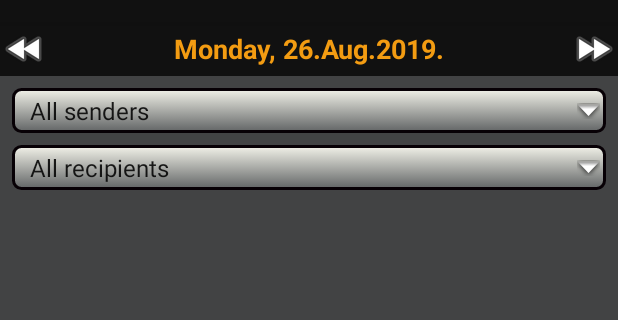
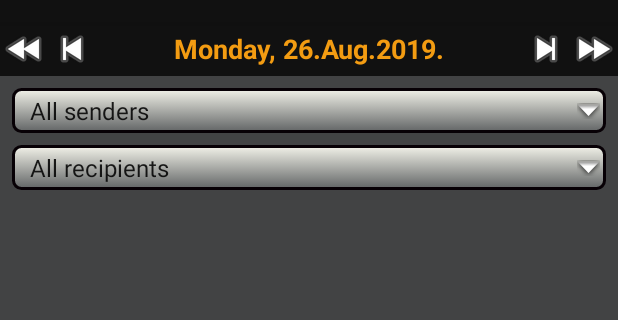
Before and after one commit to ohanacode-dev/Scheduler, an Android app: the screen it shows after launch (MainActivity), on a phone screen of 412 x 824 dp, the part 62-382 px from its top. Run offline under Robolectric (Android 15) with nearby library versions, the phone set to English and light mode, and no system bars.

Commit message:
Add prev/next day button

```diff
--- a/Android/app/src/main/java/com/ohanacodedev/ocscheduler/MainActivity.java
+++ b/Android/app/src/main/java/com/ohanacodedev/ocscheduler/MainActivity.java
@@ -98,6 +98,8 @@ public class MainActivity extends AppCompatActivity implements AdapterView.OnIte
     private final int displayInterval = 30;
     private ImageButton weekPrev;
     private ImageButton weekNext;
+    private ImageButton dayPrev;
+    private ImageButton dayNext;
     private ListView termini;
 
     private Spinner senderList;
@@ -208,6 +210,24 @@ public class MainActivity extends AppCompatActivity implements AdapterView.OnIte
             @Override
             public void onClick(View v) {
                 setNextWeek();
+            }
+        });
+
+        /* Set button for previous day */
+        dayPrev = findViewById(R.id.imgBtn_d_prev);
+        dayPrev.setOnClickListener(new View.OnClickListener() {
+            @Override
+            public void onClick(View v) {
+                setPreviousDay();
+            }
+        });
+
+        /* Set button for next day */
+        dayNext = findViewById(R.id.imgBtn_d_next);
+        dayNext.setOnClickListener(new View.OnClickListener() {
+            @Override
+            public void onClick(View v) {
+                setNextDay();
             }
         });
 
--- a/Android/app/src/main/res/layout/activity_main.xml
+++ b/Android/app/src/main/res/layout/activity_main.xml
@@ -17,6 +17,15 @@
         app:layout_constraintTop_toTopOf="parent"
         app:srcCompat="@android:drawable/ic_media_rew" />
 
+    <ImageButton
+        android:id="@+id/imgBtn_d_prev"
+        android:layout_width="wrap_content"
+        android:layout_height="36sp"
+        android:background="#111111"
+        app:layout_constraintLeft_toRightOf="@id/imgBtn_w_prev"
+        app:layout_constraintTop_toTopOf="parent"
+        app:srcCompat="@android:drawable/ic_media_previous" />
+
     <TextView
         android:id="@+id/text_date"
         android:layout_width="0dp"
@@ -27,8 +36,8 @@
         android:textColor="@android:color/holo_orange_dark"
         android:textSize="18sp"
         android:textStyle="bold"
-        app:layout_constraintLeft_toRightOf="@+id/imgBtn_w_prev"
-        app:layout_constraintRight_toLeftOf="@+id/imgBtn_w_next"
+        app:layout_constraintLeft_toRightOf="@id/imgBtn_d_prev"
+        app:layout_constraintRight_toLeftOf="@id/imgBtn_d_next"
         app:layout_constraintTop_toTopOf="parent" />
 
     <ImageButton
@@ -39,6 +48,15 @@
         app:layout_constraintRight_toRightOf="parent"
         app:layout_constraintTop_toTopOf="parent"
         app:srcCompat="@android:drawable/ic_media_ff" />
+
+    <ImageButton
+        android:id="@+id/imgBtn_d_next"
+        android:layout_width="wrap_content"
+        android:layout_height="36sp"
+        android:background="#111111"
+        app:layout_constraintRight_toLeftOf="@id/imgBtn_w_next"
+        app:layout_constraintTop_toTopOf="parent"
+        app:srcCompat="@android:drawable/ic_media_next" />
 
     <Spinner
         android:id="@+id/senderList"
```
